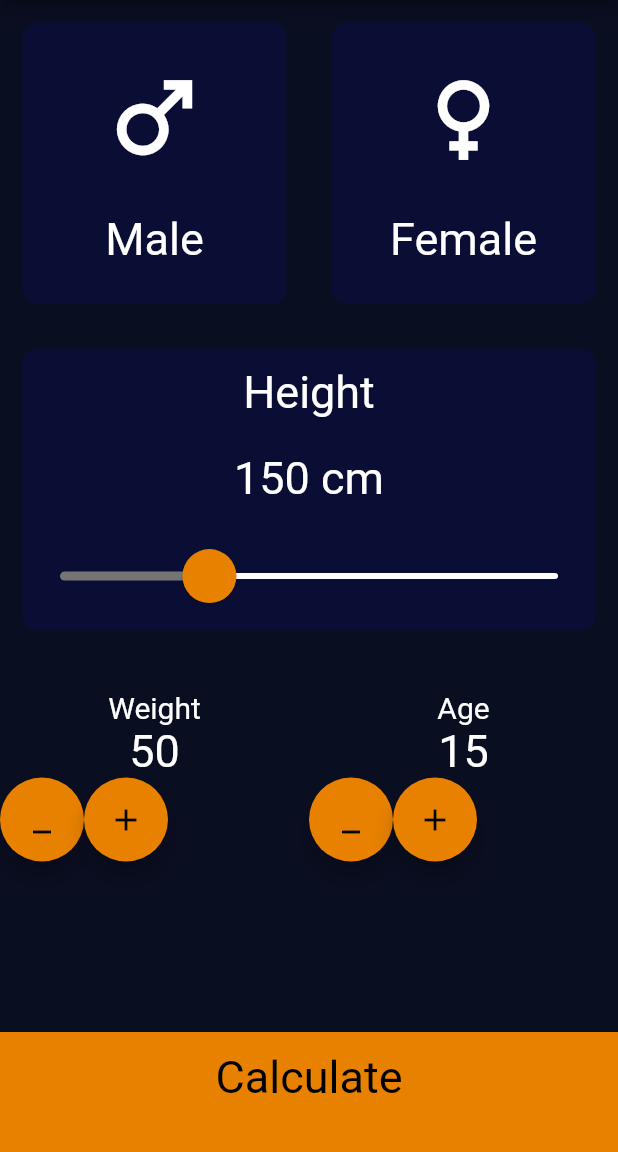
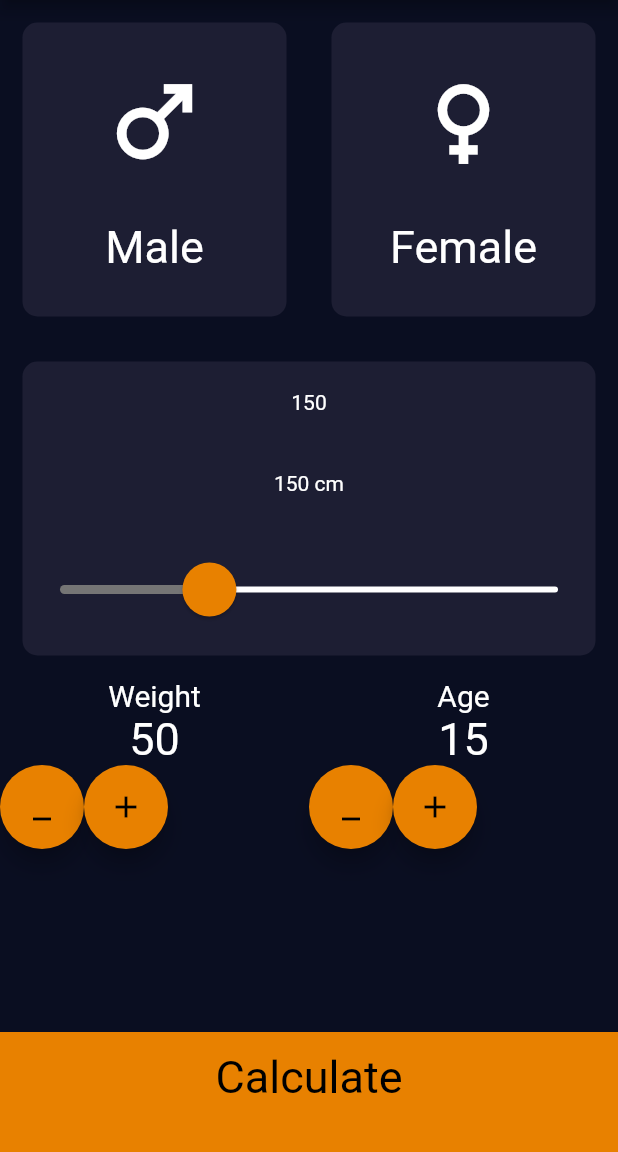
Before and after one commit to roshanjustin0010/BMI_calculator, a Flutter app: the screen it shows after launch, on a phone screen of 412 x 824 dp, the part 84-1236 px from its top. Run offline on Flutter 3.47's test engine with Material 2 defaults, Android fonts, the phone set to English and light mode, and no system bars; statements that could not run were skipped.

Commit message:
height formatted

```diff
--- a/lib/Home_page.dart
+++ b/lib/Home_page.dart
@@ -1,4 +1,5 @@
 import 'package:bmi_calulator/constants.dart';
+import 'package:bmi_calulator/slider_height.dart';
 import 'package:flutter/material.dart';
 
 import 'Result_pg.dart';
@@ -13,31 +14,31 @@ class Home_pg extends StatefulWidget {
 }
 
 class _Home_pgState extends State<Home_pg> {
-  int _weight = 50;
-  int _age = 15;
-  int _height = 150;
+  int weight = 50;
+  int age = 15;
+  int height = 150;
 
   void _addweight() {
     setState(() {
-      _weight++;
+      weight++;
     });
   }
 
   void _subweight() {
     setState(() {
-      _weight--;
+      weight--;
     });
   }
 
   void _addage() {
     setState(() {
-      _age++;
+      age++;
     });
   }
 
   void _subage() {
     setState(() {
-      _age--;
+      age--;
     });
   }
 
@@ -103,51 +104,22 @@ class _Home_pgState extends State<Home_pg> {
 
           Expanded(
             child: Usablecard(
-            cardChild: Column(
-              mainAxisAlignment: MainAxisAlignment.spaceAround,
-              children: [
-                Text(
-                  'Height',
-                  style: TextStyle(fontSize: 30),
-                ),
-
-                Text(
-                  '$_height cm',
-                  style: TextStyle(fontSize: 30),
-                ),
-
-                //slider
-
-                SliderTheme(
-                  data: SliderTheme.of(context).copyWith(
-                      activeTrackColor: Colors.grey.shade600,
-                      inactiveTrackColor: Colors.white,
-                      thumbColor: Color(0xFFE88100),
-                      overlayColor: Color(0xFF7a7a7a),
-                      thumbShape: RoundSliderThumbShape(enabledThumbRadius: 18),
-                      overlayShape: RoundSliderOverlayShape(overlayRadius: 25)),
-                  child: Slider(
-                    value: _height.toDouble(),
+              cardChild: Heightslider(
+                height: height,
+                slide: Slider(
+                  value: height.toDouble(),
                   min: 120,
                   max: 220,
-                    // activeColor: Color(0xff027b8d),
                   onChanged: (double newVal) {
                     setState(() {
-                        _height = newVal.toInt();
+                      height = newVal.toInt();
                     });
                   },
                 ),
               ),
-
-                //end slider
-              ],
             ),
-          )),
+          ),
           //end of height slider
-
-          SizedBox(
-            height: 25,
-          ),
 
           //weight age box
 
@@ -164,7 +136,7 @@ class _Home_pgState extends State<Home_pg> {
                       ),
 
                       Text(
-                        '$_weight',
+                        '$weight',
                         style: TextStyle(fontSize: 30),
                       ),
 
@@ -200,7 +172,7 @@ class _Home_pgState extends State<Home_pg> {
                       ),
 
                       Text(
-                        '$_age',
+                        '$age',
                         style: TextStyle(fontSize: 30),
                       ),
 
@@ -237,7 +209,7 @@ class _Home_pgState extends State<Home_pg> {
           GestureDetector(
             onTap: () {
               Calculatorbrain calc =
-                  Calculatorbrain(height: _height, weight: _weight);
+                  Calculatorbrain(height: height, weight: weight);
               var calbmi = calc.caluculatebmi();
               var stage = calc.getresult();
               var txt = calc.gettext();
--- /dev/null
+++ b/lib/slider_height.dart
@@ -0,0 +1,40 @@
+import 'package:flutter/material.dart';
+
+class Heightslider extends StatelessWidget {
+  Heightslider({required this.height, required this.slide});
+  final int height;
+  final Widget slide;
+
+  @override
+  Widget build(BuildContext context) {
+    return Column(
+      mainAxisAlignment: MainAxisAlignment.spaceAround,
+      children: [
+        Text(
+          height.toString(),
+          style: kLabelTextStyle,
+        ),
+
+        Text(
+          '$height cm',
+          style: kNumberTextStyle,
+        ),
+
+        //slider
+
+        SliderTheme(
+          data: SliderTheme.of(context).copyWith(
+              activeTrackColor: Colors.grey.shade600,
+              inactiveTrackColor: Colors.white,
+              thumbColor: Color(0xFFE88100),
+              overlayColor: Color(0xFF7a7a7a),
+              thumbShape: RoundSliderThumbShape(enabledThumbRadius: 18),
+              overlayShape: RoundSliderOverlayShape(overlayRadius: 25)),
+          child: slide,
+        ),
+
+        //end slider
+      ],
+    );
+  }
+}
--- a/lib/usable_card.dart
+++ b/lib/usable_card.dart
@@ -1,3 +1,4 @@
+import 'package:bmi_calulator/constants.dart';
 import 'package:flutter/material.dart';
 
 class Usablecard extends StatelessWidget {
@@ -11,7 +12,7 @@ class Usablecard extends StatelessWidget {
       margin: EdgeInsets.all(15.0),
       decoration: BoxDecoration(
         borderRadius: BorderRadius.circular(10.0),
-        color: Color(0xFF0A0E35),
+        color: kActiveCardColour,
       ),
       child: cardChild,
     );
```
Lines whose indentation alone changed are shown as unchanged.
